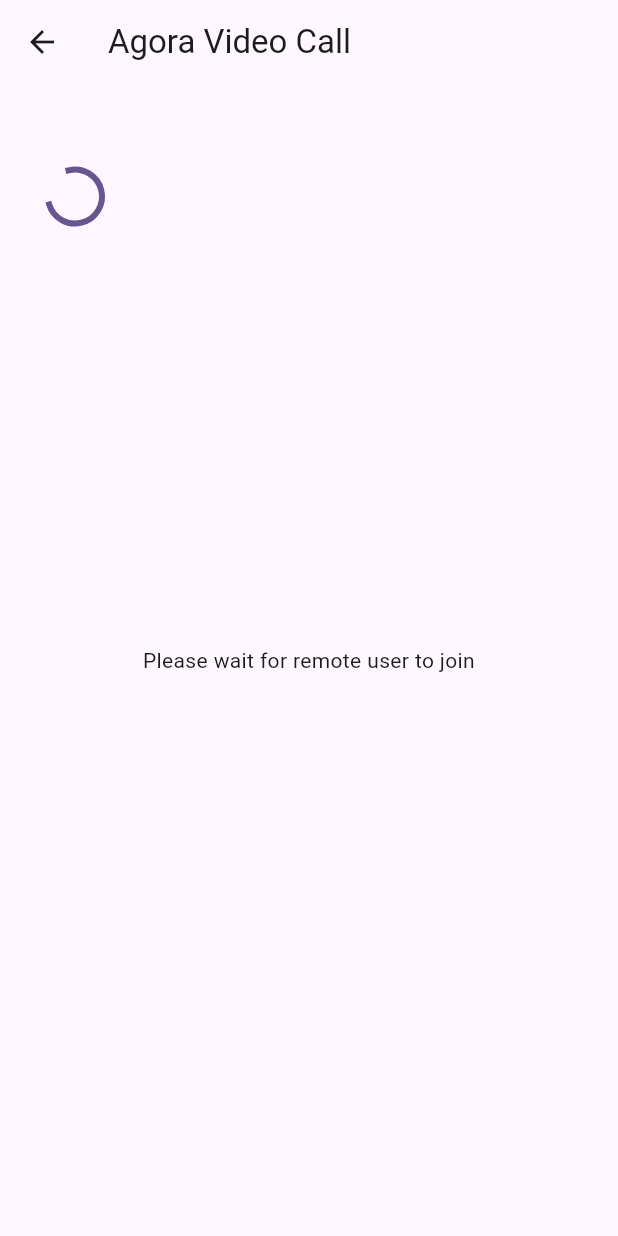
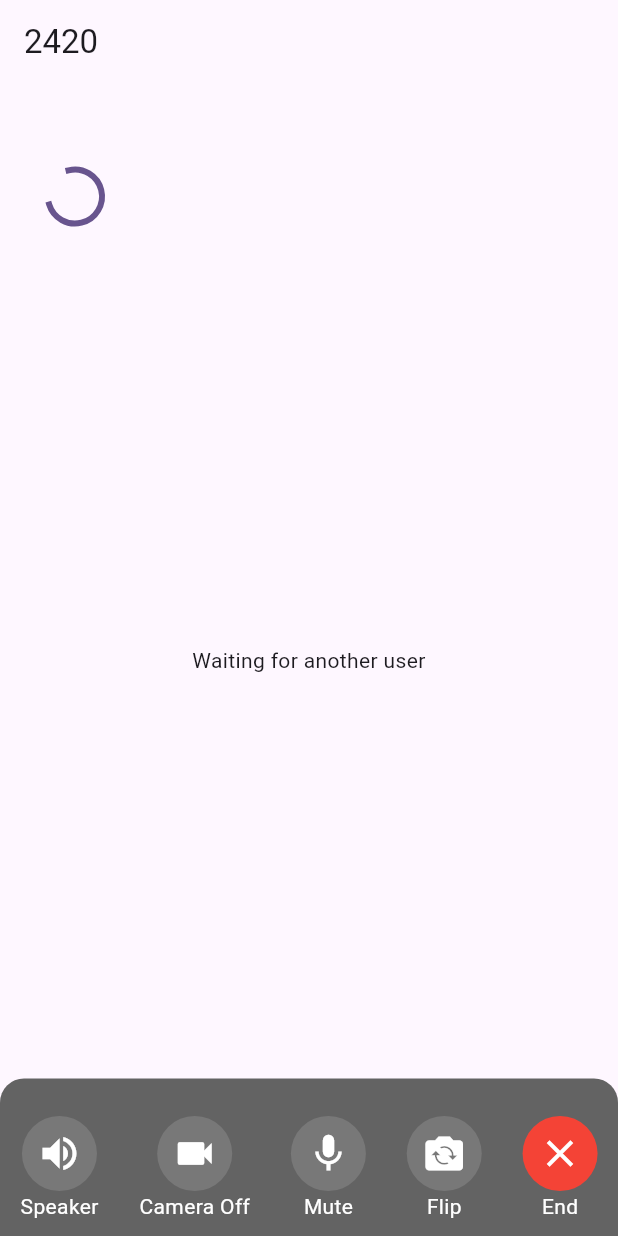
Before and after one commit to bedoyalejandra/leanware_assessment, a Flutter app: the CallPage screen opened directly, on a phone screen of 412 x 824 dp. Run offline on Flutter 3.47's test engine with Material 3 defaults, Android fonts, the phone set to English and light mode, and no system bars; our stand-ins replace firebase_auth, firebase_core, permission_handler; missing offline and left inert: agora_rtc_engine; accounts and stored records are empty.

Commit message:
feat: updated code for call page, home page, and firebase options

```diff
--- a/lib/pages/call_page.dart
+++ b/lib/pages/call_page.dart
@@ -1,97 +1,37 @@
-import 'dart:async';
-
 import 'package:agora_rtc_engine/agora_rtc_engine.dart';
 import 'package:flutter/material.dart';
-import 'package:permission_handler/permission_handler.dart';
 
-const appId = "a879f008f7cb4f20bc42bab4e87ca6c4";
-const token = "";
-const channel = "test-channel";
+import '../controllers/call_controller.dart';
+import '../widgets/call_controlls.dart';
 
 class CallPage extends StatefulWidget {
-  const CallPage({Key? key}) : super(key: key);
+  const CallPage({this.roomId, Key? key}) : super(key: key);
+  final String? roomId;
 
   @override
   State<CallPage> createState() => _CallPageState();
 }
 
 class _CallPageState extends State<CallPage> {
-  int? _remoteUid;
-  bool _localUserJoined = false;
-  late RtcEngine _engine;
+  CallController controller = CallController();
 
   @override
   void initState() {
     super.initState();
-    initAgora();
-  }
-
-  Future<void> initAgora() async {
-    await [Permission.microphone, Permission.camera].request();
-
-    _engine = createAgoraRtcEngine();
-    await _engine.initialize(const RtcEngineContext(
-      appId: appId,
-      channelProfile: ChannelProfileType.channelProfileLiveBroadcasting,
-    ));
-
-    _engine.registerEventHandler(
-      RtcEngineEventHandler(
-        onJoinChannelSuccess: (RtcConnection connection, int elapsed) {
-          debugPrint("local user ${connection.localUid} joined");
-          setState(() {
-            _localUserJoined = true;
-          });
-        },
-        onUserJoined: (RtcConnection connection, int remoteUid, int elapsed) {
-          debugPrint("remote user $remoteUid joined");
-          setState(() {
-            _remoteUid = remoteUid;
-          });
-        },
-        onUserOffline: (RtcConnection connection, int remoteUid,
-            UserOfflineReasonType reason) {
-          debugPrint("remote user $remoteUid left channel");
-          setState(() {
-            _remoteUid = null;
-          });
-        },
-        onTokenPrivilegeWillExpire: (RtcConnection connection, String token) {
-          debugPrint(
-              '[onTokenPrivilegeWillExpire] connection: ${connection.toJson()}, token: $token');
-        },
-      ),
-    );
-
-    await _engine.setClientRole(role: ClientRoleType.clientRoleBroadcaster);
-    await _engine.enableVideo();
-    await _engine.startPreview();
-
-    await _engine.joinChannel(
-      token: token,
-      channelId: channel,
-      uid: 0,
-      options: const ChannelMediaOptions(),
-    );
+    controller.init(refresh, roomId: widget.roomId);
   }
 
   @override
   void dispose() {
     super.dispose();
-
-    _dispose();
-  }
-
-  Future<void> _dispose() async {
-    await _engine.leaveChannel();
-    await _engine.release();
+    controller.dispose();
   }
 
   @override
-  Widget build(BuildContext context) {
-    return Scaffold(
+  Widget build(BuildContext context) => Scaffold(
         appBar: AppBar(
-        title: const Text('Agora Video Call'),
+          title: Text(controller.roomId ?? ''),
+          automaticallyImplyLeading: false,
         ),
         body: Stack(
           children: [
@@ -104,10 +44,10 @@
                 width: 100,
                 height: 150,
                 child: Center(
-                child: _localUserJoined
+                  child: controller.localUserJoined
                       ? AgoraVideoView(
                           controller: VideoViewController(
-                          rtcEngine: _engine,
+                            rtcEngine: controller.engine,
                             canvas: const VideoCanvas(uid: 0),
                           ),
                         )
@@ -115,26 +55,61 @@
                 ),
               ),
             ),
+            _bottomControls(50),
           ],
         ),
       );
-  }
 
   // Display remote user's video
   Widget _remoteVideo() {
-    if (_remoteUid != null) {
+    if (controller.remoteUid != null) {
       return AgoraVideoView(
         controller: VideoViewController.remote(
-          rtcEngine: _engine,
-          canvas: VideoCanvas(uid: _remoteUid),
-          connection: const RtcConnection(channelId: channel),
+          rtcEngine: controller.engine,
+          canvas: VideoCanvas(uid: controller.remoteUid),
+          connection: RtcConnection(channelId: controller.roomId),
         ),
       );
     } else {
       return const Text(
-        'Please wait for remote user to join',
+        'Waiting for another user',
         textAlign: TextAlign.center,
       );
     }
   }
+
+  Widget _bottomControls(double buttonSize) => Positioned(
+        bottom: 0,
+        left: 0,
+        right: 0,
+        child: Container(
+          padding: const EdgeInsets.only(top: 25, bottom: 10),
+          decoration: BoxDecoration(
+            color: const Color.fromARGB(255, 99, 99, 99),
+            borderRadius: const BorderRadius.only(
+              topLeft: Radius.circular(16),
+              topRight: Radius.circular(16),
+            ),
+          ),
+          child: SafeArea(
+            top: false,
+            child: Row(
+              mainAxisAlignment: MainAxisAlignment.spaceAround,
+              children: [
+                speakerButton(controller, buttonSize),
+                cameraButton(controller, buttonSize),
+                muteButton(controller, buttonSize),
+                flipButton(controller, buttonSize),
+                hangUpButton(controller, buttonSize),
+              ],
+            ),
+          ),
+        ),
+      );
+
+  void refresh() {
+    if (mounted) {
+      setState(() {});
     }
+  }
+}
--- /dev/null
+++ b/lib/widgets/call_controlls.dart
@@ -0,0 +1,129 @@
+import 'package:flutter/material.dart';
+import '../controllers/call_controller.dart';
+
+Widget muteButton(CallController controller, double size) => Column(
+      children: [
+        Container(
+          width: size,
+          height: size,
+          decoration: BoxDecoration(
+            color: const Color.fromARGB(255, 120, 120, 120),
+            shape: BoxShape.circle,
+          ),
+          child: IconButton(
+            icon: Icon(
+              size: size * 0.6,
+              controller.isAudioOn ? Icons.mic : Icons.mic_off,
+              color: Colors.white,
+            ),
+            onPressed: controller.toggleMic,
+          ),
+        ),
+        Text(
+          controller.isAudioOn ? 'Mute' : 'Unmute',
+          style: const TextStyle(color: Colors.white),
+        ),
+      ],
+    );
+
+Widget cameraButton(CallController controller, double size) => Column(
+      children: [
+        Container(
+          width: size,
+          height: size,
+          decoration: BoxDecoration(
+            color: const Color.fromARGB(255, 120, 120, 120),
+            shape: BoxShape.circle,
+          ),
+          child: IconButton(
+            icon: Icon(
+              size: size * 0.6,
+              controller.isVideoOn ? Icons.videocam : Icons.videocam_off,
+              color: Colors.white,
+            ),
+            onPressed: controller.toggleCamera,
+          ),
+        ),
+        Text(
+          controller.isVideoOn ? 'Camera Off' : 'Camera On',
+          style: const TextStyle(color: Colors.white),
+        ),
+      ],
+    );
+
+Widget speakerButton(CallController controller, double size) => Column(
+      children: [
+        Container(
+          width: size,
+          height: size,
+          decoration: BoxDecoration(
+            color: !controller.isSpeakerOn
+                ? Colors.white
+                : const Color.fromARGB(255, 120, 120, 120),
+            shape: BoxShape.circle,
+          ),
+          child: IconButton(
+            icon: Icon(
+              size: size * 0.6,
+              Icons.volume_up,
+              color: controller.isSpeakerOn ? Colors.white : Colors.black,
+            ),
+            onPressed: controller.toggleSpeaker,
+          ),
+        ),
+        const Text(
+          'Speaker',
+          style: TextStyle(color: Colors.white),
+        ),
+      ],
+    );
+
+Widget flipButton(CallController controller, double size) => Column(
+      children: [
+        Container(
+          width: size,
+          height: size,
+          decoration: BoxDecoration(
+            color: const Color.fromARGB(255, 120, 120, 120),
+            shape: BoxShape.circle,
+          ),
+          child: IconButton(
+            icon: Icon(
+              Icons.flip_camera_ios,
+              color: Colors.white,
+              size: size * 0.6,
+            ),
+            onPressed: controller.switchCamera,
+          ),
+        ),
+        const Text(
+          'Flip',
+          style: TextStyle(color: Colors.white),
+        ),
+      ],
+    );
+
+Widget hangUpButton(CallController controller, double size) => Column(
+      children: [
+        Container(
+          width: size,
+          height: size,
+          decoration: const BoxDecoration(
+            color: Colors.red,
+            shape: BoxShape.circle,
+          ),
+          child: IconButton(
+            icon: Icon(
+              size: size * 0.6,
+              Icons.close,
+              color: Colors.white,
+            ),
+            onPressed: controller.endCall,
+          ),
+        ),
+        const Text(
+          'End',
+          style: TextStyle(color: Colors.white),
+        ),
+      ],
+    );
```
Also changed, not shown: lib/controllers/call_controller.dart (added, +148 -0 lines), lib/main.dart (+6 -1 lines), lib/pages/home_page.dart (+66 -6 lines), lib/services/navigation_service.dart (added, +83 -0 lines), 1 other file. Lines whose indentation alone changed are shown as unchanged.
